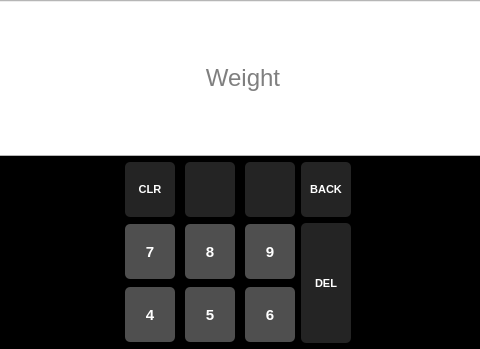
mikedinh1997/WaterDispenser, file Widgets/VirtualNumpad.ui: the form before one commit; both pictures show x 157 to 637 and y 0 to 349 of the 800 by 480 pixel window.
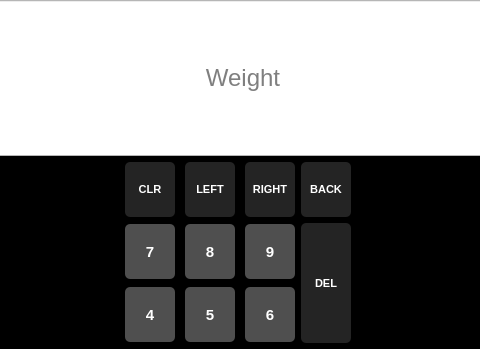
The form after the commit.

Patch:
```diff
--- a/Widgets/VirtualNumpad.ui
+++ b/Widgets/VirtualNumpad.ui
@@ -171,7 +171,7 @@
 }</string>
          </property>
          <property name="text">
-          <string/>
+          <string>LEFT</string>
          </property>
          <property name="iconSize">
           <size>
@@ -215,7 +215,7 @@
 }</string>
          </property>
          <property name="text">
-          <string/>
+          <string>RIGHT</string>
          </property>
          <property name="iconSize">
           <size>
```
